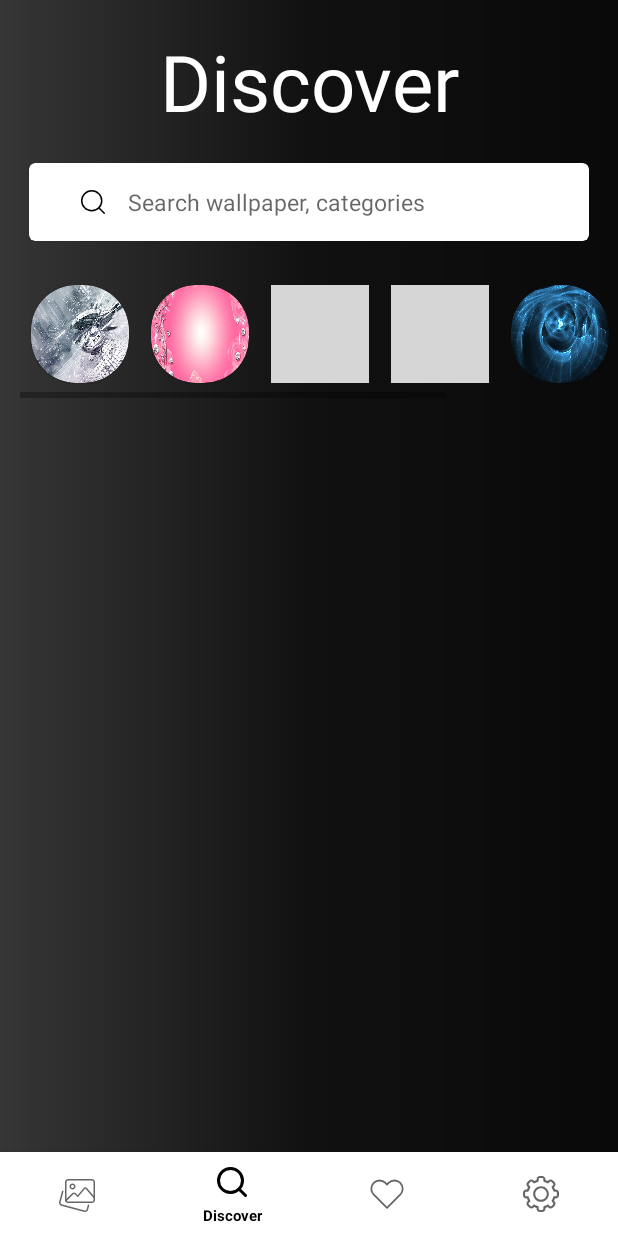
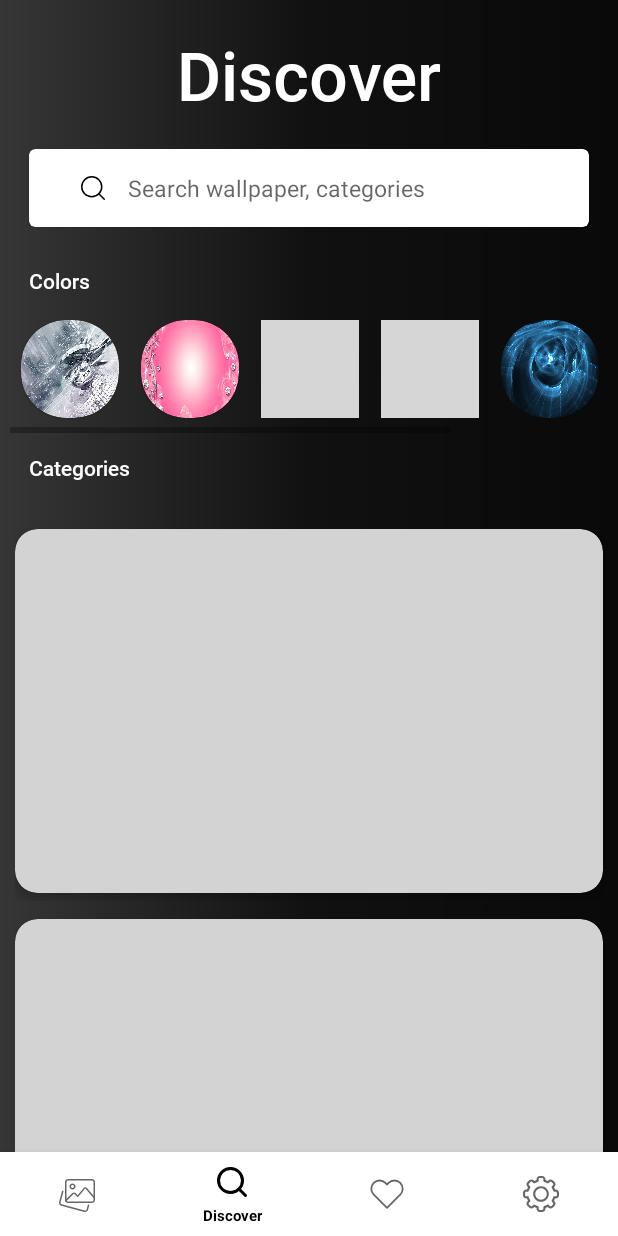
Before and after one commit to MohitSharma0101/Vision_Wallpapers, an Android app: the screen it shows after launch (MainActivity), item 2 of the bottom bar chosen, on a phone screen of 412 x 824 dp. Run offline under Robolectric (Android 15) with nearby library versions, the light colour scheme and no system bars; our stand-ins replace navigation-ui, sdp/ssp sizes; libraries missing offline, so code that uses them is left out: coil.api.load; network calls fail; pictures from the network do not load; Roboto replaces fonts that are not available here; 9 statements that could not run were skipped; grey boxes are pictures that could not be loaded.

Commit message:
ui update.

```diff
--- a/app/src/main/java/com/vision/wallpapers/Adapter.kt
+++ b/app/src/main/java/com/vision/wallpapers/Adapter.kt
@@ -1,17 +1,13 @@
 package com.vision.wallpapers
 
-import android.content.Context
 import android.graphics.Color
 import android.view.LayoutInflater
 import android.view.ViewGroup
-import android.widget.ImageView
 import androidx.core.graphics.drawable.toDrawable
 import androidx.recyclerview.widget.AsyncListDiffer
 import androidx.recyclerview.widget.DiffUtil
 import androidx.recyclerview.widget.RecyclerView
 import coil.api.load
-import com.bumptech.glide.Glide
-import com.bumptech.glide.load.engine.DiskCacheStrategy
 import com.vision.wallpapers.databinding.PictureCardBinding
 import com.vision.wallpapers.model.Response
 import com.vision.wallpapers.util.Palette
@@ -55,12 +51,4 @@
 
     override fun getItemCount(): Int = differ.currentList.size
 
-    private fun loadImage(context: Context, url: String, image: ImageView, thumb: String) {
-        Glide.with(context)
-                .load(thumb)
-                .thumbnail(0.01f)
-                .centerCrop()
-                .diskCacheStrategy(DiskCacheStrategy.ALL)
-                .into(image)
-    }
 }
--- /dev/null
+++ b/app/src/main/java/com/vision/wallpapers/CategoryAdapter.kt
@@ -0,0 +1,55 @@
+package com.vision.wallpapers
+
+import android.view.LayoutInflater
+import android.view.ViewGroup
+import androidx.recyclerview.widget.AsyncListDiffer
+import androidx.recyclerview.widget.DiffUtil
+import androidx.recyclerview.widget.RecyclerView
+import coil.api.load
+import com.vision.wallpapers.databinding.CategoryCardBinding
+import com.vision.wallpapers.model.alphaCoder.AlphaCategoryResponseItem
+
+class CategoryAdapter : RecyclerView.Adapter<CategoryAdapter.ViewHolder>() {
+
+    class ViewHolder(var binding: CategoryCardBinding) : RecyclerView.ViewHolder(binding.root)
+
+    override fun getItemViewType(position: Int): Int {
+        return position
+    }
+
+    override fun onCreateViewHolder(parent: ViewGroup, viewType: Int): ViewHolder {
+        val binding = CategoryCardBinding
+            .inflate(LayoutInflater.from(parent.context), parent, false)
+        return ViewHolder(binding)
+    }
+
+    override fun onBindViewHolder(holder: ViewHolder, position: Int) {
+        val category = differ.currentList[position]
+        holder.apply {
+            binding.categoryIv.load(category.url)
+        }
+    }
+
+    private val differCallback: DiffUtil.ItemCallback<AlphaCategoryResponseItem> =
+        object : DiffUtil.ItemCallback<AlphaCategoryResponseItem>() {
+            override fun areItemsTheSame(
+                oldItem: AlphaCategoryResponseItem,
+                newItem: AlphaCategoryResponseItem
+            ): Boolean {
+                return newItem.name == oldItem.name
+            }
+
+            override fun areContentsTheSame(
+                oldItem: AlphaCategoryResponseItem,
+                newItem: AlphaCategoryResponseItem
+            ): Boolean {
+                return newItem.name == oldItem.name
+            }
+
+        }
+
+    val differ = AsyncListDiffer(this, differCallback)
+
+    override fun getItemCount(): Int = differ.currentList.size
+
+}
--- a/app/src/main/java/com/vision/wallpapers/WallpaperViewModel.kt
+++ b/app/src/main/java/com/vision/wallpapers/WallpaperViewModel.kt
@@ -4,7 +4,6 @@
 import androidx.lifecycle.MutableLiveData
 import androidx.lifecycle.ViewModel
 import androidx.lifecycle.viewModelScope
-import com.vision.wallpapers.api.alphaCoder.AlphaApi
 import com.vision.wallpapers.model.alphaCoder.AlphaPhotoResponse
 import com.vision.wallpapers.model.pexels.WallpaperResponse
 import com.vision.wallpapers.model.unsplash.UnsplashResponse
@@ -92,13 +91,15 @@
     }
 
     fun getAlphaCategoryList() {
-        val response = wallpaperRepo.getAlphaCategoryList()
-        if(response.isSuccessful){
-           response.body()?.let {
-              for(c in it.list){
-                  Log.d(c.count.toString(),c.name)
-              }
-           }
+        viewModelScope.launch {
+            val response = wallpaperRepo.getAlphaCategoryList()
+            if (response.isSuccessful) {
+                response.body()?.let {
+                    for (c in it.categories) {
+                        Log.d(c.count.toString(), c.name)
+                    }
+                }
+            }
         }
     }
 
--- a/app/src/main/java/com/vision/wallpapers/api/alphaCoder/AlphaApi.kt
+++ b/app/src/main/java/com/vision/wallpapers/api/alphaCoder/AlphaApi.kt
@@ -20,12 +20,12 @@
     ):Response<AlphaPhotoResponse>
 
     @GET("get.php")
-     fun getCategoryList(
-            @Query("auth")
-            auth:String = KEY,
-            @Query("method")
-            method:String = "category_list"
-    ):Response<AlphaCategoryResponse>
+    suspend fun getCategoryList(
+        @Query("auth")
+        auth: String = KEY,
+        @Query("method")
+        method: String = "category_list"
+    ): Response<AlphaCategoryResponse>
 
 
 }
--- a/app/src/main/java/com/vision/wallpapers/model/alphaCoder/AlphaCategoryResponse.kt
+++ b/app/src/main/java/com/vision/wallpapers/model/alphaCoder/AlphaCategoryResponse.kt
@@ -3,6 +3,6 @@
 
 
 data class AlphaCategoryResponse(
-        val success:Boolean,
-        val list:List<AlphaCategoryResponseItem>
+    val success: Boolean,
+    val categories: List<AlphaCategoryResponseItem>
 )
--- a/app/src/main/java/com/vision/wallpapers/repository/WallpaperRepo.kt
+++ b/app/src/main/java/com/vision/wallpapers/repository/WallpaperRepo.kt
@@ -14,6 +14,6 @@
 
     suspend fun getAlphaImages(m:String = "highest_rated") = AlphaRetrofit.api.getPhotos(method = m)
 
-     fun getAlphaCategoryList() = AlphaRetrofit.api.getCategoryList()
+    suspend fun getAlphaCategoryList() = AlphaRetrofit.api.getCategoryList()
 
 }
--- a/app/src/main/java/com/vision/wallpapers/ui/CategoriesFragment.kt
+++ b/app/src/main/java/com/vision/wallpapers/ui/CategoriesFragment.kt
@@ -3,18 +3,40 @@
 import android.os.Bundle
 import android.view.View
 import androidx.fragment.app.Fragment
+import androidx.recyclerview.widget.LinearLayoutManager
+import com.vision.wallpapers.CategoryAdapter
 import com.vision.wallpapers.R
 import com.vision.wallpapers.WallpaperViewModel
+import com.vision.wallpapers.databinding.FragmentCategoriesBinding
+import com.vision.wallpapers.util.Constants.Categories
 
 class CategoriesFragment:Fragment(R.layout.fragment_categories) {
 
     lateinit var viewModel: WallpaperViewModel
+    lateinit var linearLayoutManager: LinearLayoutManager
+    lateinit var adapter: CategoryAdapter
+    lateinit var binding: FragmentCategoriesBinding
 
     override fun onViewCreated(view: View, savedInstanceState: Bundle?) {
         super.onViewCreated(view, savedInstanceState)
+        binding = FragmentCategoriesBinding.bind(view)
         viewModel = (activity as MainActivity).viewModel
 
-         viewModel.getAlphaCategoryList()
+
+        viewModel.getAlphaCategoryList()
+
+        setupRecycler()
+
+        adapter.differ.submitList(Categories)
+
 
     }
+
+    private fun setupRecycler() {
+
+        adapter = CategoryAdapter()
+        linearLayoutManager = LinearLayoutManager(context)
+        binding.categoryRecyclerView.layoutManager = linearLayoutManager
+        binding.categoryRecyclerView.adapter = adapter
+    }
 }
--- a/app/src/main/java/com/vision/wallpapers/ui/HomeFragment.kt
+++ b/app/src/main/java/com/vision/wallpapers/ui/HomeFragment.kt
@@ -28,15 +28,7 @@
 
         viewModel = (activity as MainActivity).viewModel
 
-        gridLayoutManager = GridLayoutManager(context, 2)
-//            override fun checkLayoutParams(lp: RecyclerView.LayoutParams?): Boolean {
-//                lp?.height = (height / 2.5).toInt()
-//                return true
-//            }
-//        }
-        adapter = Adapter()
-        binding.homeRecyclerView.layoutManager = gridLayoutManager
-        binding.homeRecyclerView.adapter = adapter
+       setupRecycler()
 
         if (viewModel.method != Constants.HIGH_RATED) {
             val s = viewModel.method
@@ -98,12 +90,19 @@
         })
     }
 
+    private fun setupRecycler() {
+        gridLayoutManager = GridLayoutManager(context, 2)
+        adapter = Adapter()
+        binding.homeRecyclerView.layoutManager = gridLayoutManager
+        binding.homeRecyclerView.adapter = adapter
+    }
+
     private fun handelChips() {
         binding.apply {
             chipGroup.setOnCheckedChangeListener { group, checkedId ->
-               val chip = chipGroup.findViewById<Chip>(checkedId)
+                val chip = chipGroup.findViewById<Chip>(checkedId)
                 chip?.let {
-                    val s =  chip.text.toString().toLowerCase(Locale.ROOT)
+                    val s = chip.text.toString().toLowerCase(Locale.ROOT)
                     viewModel.method = s
                     viewModel.getAlphaPhotos(s)
                 }
--- a/app/src/main/java/com/vision/wallpapers/util/Constants.kt
+++ b/app/src/main/java/com/vision/wallpapers/util/Constants.kt
@@ -1,6 +1,6 @@
 package com.vision.wallpapers.util
 
-import java.util.*
+import com.vision.wallpapers.model.alphaCoder.AlphaCategoryResponseItem
 
 object Constants {
     const val HIGH_RATED = "highest_rated"
@@ -10,4 +10,25 @@
     const val CATEGORY = "category"
     const val BY_VIEWS = "by_views"
     const val BY_FAVORTIES = "by_favorites"
+
+    val Categories = mutableListOf<AlphaCategoryResponseItem>(
+        AlphaCategoryResponseItem(1, "Anime", 1, "https://images8.alphacoders.com/595/595382.jpg"),
+        AlphaCategoryResponseItem(
+            2,
+            "Abstract",
+            1,
+            "https://images4.alphacoders.com/438/43818.jpg"
+        ),
+        AlphaCategoryResponseItem(3, "Dark", 1, "https://images3.alphacoders.com/126/126995.jpg"),
+        AlphaCategoryResponseItem(4, "Game", 1, "https://images2.alphacoders.com/861/86152.jpg"),
+        AlphaCategoryResponseItem(5, "Cars", 1, "https://images4.alphacoders.com/222/222694.jpg"),
+        AlphaCategoryResponseItem(6, "Sci-Fi", 1, "https://images6.alphacoders.com/948/948308.jpg"),
+        AlphaCategoryResponseItem(7, "Nature", 1, "https://images2.alphacoders.com/521/521718.jpg"),
+        AlphaCategoryResponseItem(
+            8,
+            "Photography",
+            1,
+            "https://images3.alphacoders.com/853/85305.jpg"
+        )
+    )
 }
--- a/app/src/main/res/layout/activity_main.xml
+++ b/app/src/main/res/layout/activity_main.xml
@@ -1,37 +1,38 @@
 <?xml version="1.0" encoding="utf-8"?>
-<androidx.coordinatorlayout.widget.CoordinatorLayout
-    xmlns:android="http://schemas.android.com/apk/res/android"
+<androidx.coordinatorlayout.widget.CoordinatorLayout xmlns:android="http://schemas.android.com/apk/res/android"
     xmlns:app="http://schemas.android.com/apk/res-auto"
     xmlns:tools="http://schemas.android.com/tools"
     android:layout_width="match_parent"
     android:layout_height="match_parent"
     tools:context=".ui.MainActivity">
 
+    <androidx.constraintlayout.widget.ConstraintLayout
+        android:layout_width="match_parent"
+        android:layout_height="match_parent"
+        android:orientation="vertical">
 
         <fragment
             android:id="@+id/nav_host_fragment"
             android:name="androidx.navigation.fragment.NavHostFragment"
             android:layout_width="match_parent"
-        android:layout_height="match_parent"
+            android:layout_height="0dp"
             app:defaultNavHost="true"
-        app:layout_anchor="@id/bottom_bar"
-        app:layout_anchorGravity="top"
+            app:layout_constraintBottom_toTopOf="@id/bottom_bar"
             app:layout_constraintEnd_toEndOf="parent"
             app:layout_constraintStart_toStartOf="parent"
             app:layout_constraintTop_toTopOf="parent"
-        app:navGraph="@navigation/nav_graph"
-         />
+            app:navGraph="@navigation/nav_graph" />
 
         <com.google.android.material.bottomnavigation.BottomNavigationView
             android:id="@+id/bottom_bar"
             android:layout_width="match_parent"
             android:layout_height="wrap_content"
-        app:layout_behavior="com.google.android.material.behavior.HideBottomViewOnScrollBehavior"
             android:layout_gravity="bottom"
             app:itemTextAppearanceActive="@style/BottomNavigationView.Active"
-        app:menu="@menu/bottom_bar_menu"
-        />
+            app:layout_constraintBottom_toBottomOf="parent"
+            app:menu="@menu/bottom_bar_menu" />
 
 
+    </androidx.constraintlayout.widget.ConstraintLayout>
 
 </androidx.coordinatorlayout.widget.CoordinatorLayout>
--- /dev/null
+++ b/app/src/main/res/layout/category_card.xml
@@ -0,0 +1,29 @@
+<?xml version="1.0" encoding="utf-8"?>
+<FrameLayout xmlns:android="http://schemas.android.com/apk/res/android"
+    xmlns:app="http://schemas.android.com/apk/res-auto"
+    android:layout_width="match_parent"
+    android:layout_height="@dimen/_200sdp">
+
+    <com.google.android.material.card.MaterialCardView
+        android:layout_width="match_parent"
+        android:layout_height="match_parent"
+        android:layout_marginTop="12dp"
+        android:layout_marginEnd="10dp"
+        android:layout_marginBottom="5dp"
+        app:cardBackgroundColor="#D3D3D3"
+        app:cardCornerRadius="15dp"
+        app:cardElevation="5dp">
+
+        <com.google.android.material.imageview.ShapeableImageView
+            android:id="@+id/categoryIv"
+            android:layout_width="match_parent"
+            android:layout_height="match_parent"
+            android:background="@drawable/image_back"
+            android:scaleType="centerCrop"
+            android:transitionName="photo" />
+
+
+    </com.google.android.material.card.MaterialCardView>
+
+
+</FrameLayout>
--- a/app/src/main/res/layout/fragment_categories.xml
+++ b/app/src/main/res/layout/fragment_categories.xml
@@ -24,7 +24,8 @@
             android:text="Discover"
             android:gravity="center"
             android:textColor="@color/white"
-            android:textSize="@dimen/_40ssp"
+            android:fontFamily="@font/roboto_medium"
+            android:textSize="@dimen/_35ssp"
             app:layout_scrollFlags="scroll|exitUntilCollapsed" />
 
         <com.google.android.material.card.MaterialCardView
@@ -55,10 +56,26 @@
         android:layout_height="match_parent"
         app:layout_behavior="com.google.android.material.appbar.AppBarLayout$ScrollingViewBehavior">
 
+        <LinearLayout
+            android:layout_width="wrap_content"
+            android:layout_height="match_parent"
+            android:orientation="vertical">
+
+
+            <com.google.android.material.textview.MaterialTextView
+                android:layout_width="wrap_content"
+                android:layout_height="wrap_content"
+                android:layout_marginStart="@dimen/_15sdp"
+                android:layout_marginTop="@dimen/_5sdp"
+                android:layout_marginBottom="@dimen/_5sdp"
+                android:fontFamily="@font/roboto_medium"
+                android:text="Colors"
+                android:textColor="@color/white" />
+
             <HorizontalScrollView
                 android:layout_width="wrap_content"
                 android:layout_height="wrap_content"
-            android:layout_marginStart="@dimen/_10sdp">
+                android:layout_marginStart="@dimen/_5sdp">
 
                 <LinearLayout
                     android:layout_width="wrap_content"
@@ -211,6 +228,23 @@
 
             </HorizontalScrollView>
 
+            <com.google.android.material.textview.MaterialTextView
+                android:layout_width="wrap_content"
+                android:layout_height="wrap_content"
+                android:layout_marginStart="@dimen/_15sdp"
+                android:layout_marginTop="@dimen/_10ssp"
+                android:layout_marginBottom="@dimen/_15sdp"
+                android:fontFamily="@font/roboto_medium"
+                android:text="Categories"
+                android:textColor="@color/white" />
+
+            <androidx.recyclerview.widget.RecyclerView
+                android:id="@+id/categoryRecyclerView"
+                android:layout_width="match_parent"
+                android:layout_height="fill_parent"
+                android:layout_marginStart="10dp" />
+
+        </LinearLayout>
     </androidx.core.widget.NestedScrollView>
 
 
```
Lines whose indentation alone changed are shown as unchanged.
